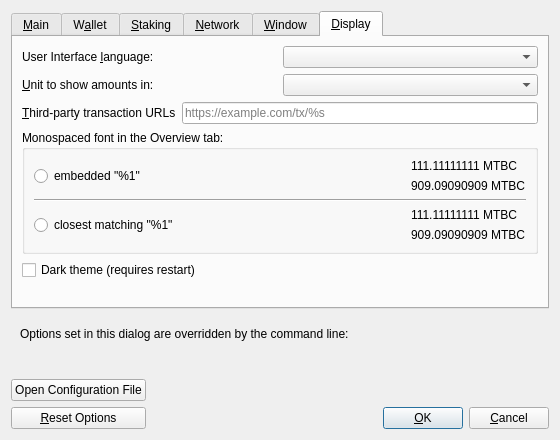
Above: src/qt/forms/optionsdialog.ui from mateable/mateablecoin-24.x before the change. Below: the same form after it.
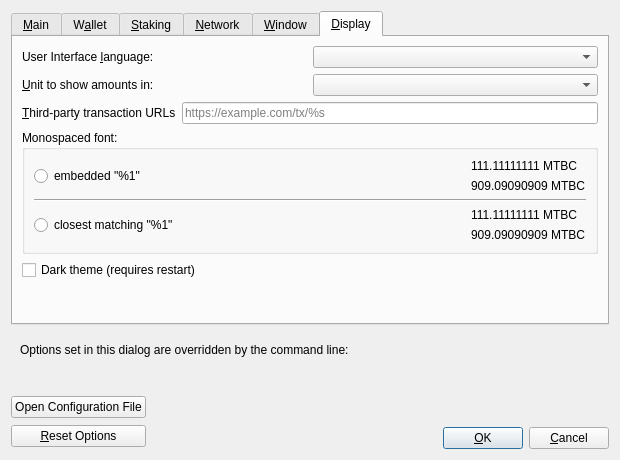
That is the form after the change. The open tabs and pages were chosen to show the change. Custom widgets are drawn as their Qt base class.

Commit message:
qt: fix Options Display tab group box title cut-off and blue color
- Widen dialog from 560x440 to 620x460 so radio button labels don't get squeezed
- Shorten font_groupBox title from "Monospaced font in the Overview tab:" to "Monospaced font:" to prevent title clipping
- Add explicit color: #aaaaaa to QGroupBox::title in dark.qss so the title is never rendered blue regardless of Qt inheritance

What changed in the file:
```diff
--- a/src/qt/forms/optionsdialog.ui
+++ b/src/qt/forms/optionsdialog.ui
@@ -6,8 +6,8 @@
    <rect>
     <x>0</x>
     <y>0</y>
-    <width>560</width>
-    <height>440</height>
+    <width>620</width>
+    <height>460</height>
    </rect>
   </property>
   <property name="windowTitle">
@@ -890,7 +890,7 @@
        <item>
         <widget class="QGroupBox" name="font_groupBox">
          <property name="title">
-          <string>Monospaced font in the Overview tab:</string>
+          <string>Monospaced font:</string>
          </property>
          <layout class="QVBoxLayout" name="font_verticalLayout">
           <item>
```
The commit also changes 1 other file.
